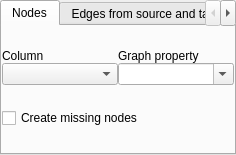
First picture: the form in library/tulip-qt/designer/CSVGraphMappingConfigurationWidget.ui, repository vadivelselvaraj/TulipGLImprovement, before the edit.
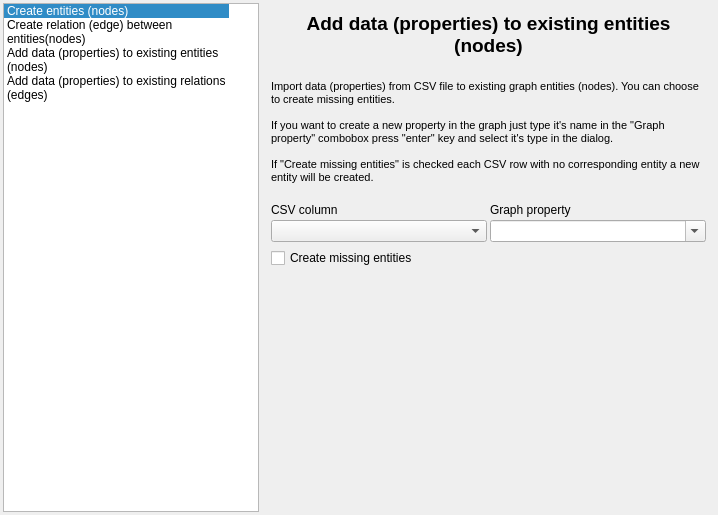
Second picture: the form after the edit. The open tabs and pages were chosen to show the change. Custom widgets are drawn as their Qt base class.

Commit message: Improve CSV widget. Replace the old Dialog by a wizard.

What changed in the file:
```diff
--- a/library/tulip-qt/designer/CSVGraphMappingConfigurationWidget.ui
+++ b/library/tulip-qt/designer/CSVGraphMappingConfigurationWidget.ui
@@ -6,8 +6,8 @@
    <rect>
     <x>0</x>
     <y>0</y>
-    <width>236</width>
-    <height>155</height>
+    <width>718</width>
+    <height>515</height>
    </rect>
   </property>
   <property name="windowTitle">
@@ -15,105 +15,110 @@
   </property>
   <layout class="QVBoxLayout" name="verticalLayout">
    <property name="spacing">
-    <number>0</number>
+    <number>3</number>
    </property>
    <property name="margin">
+    <number>3</number>
+   </property>
+   <item>
+    <layout class="QHBoxLayout" name="horizontalLayout">
+     <item>
+      <widget class="QListWidget" name="mappingListWidget">
+       <property name="sizePolicy">
+        <sizepolicy hsizetype="Fixed" vsizetype="Expanding">
+         <horstretch>0</horstretch>
+         <verstretch>0</verstretch>
+        </sizepolicy>
+       </property>
+       <property name="editTriggers">
+        <set>QAbstractItemView::NoEditTriggers</set>
+       </property>
+       <property name="selectionBehavior">
+        <enum>QAbstractItemView::SelectRows</enum>
+       </property>
+       <property name="isWrapping" stdset="0">
+        <bool>true</bool>
+       </property>
+       <property name="wordWrap">
+        <bool>true</bool>
+       </property>
+       <property name="currentRow">
     <number>0</number>
    </property>
    <item>
-    <widget class="QTabWidget" name="mappingTypeTabWidget">
+        <property name="text">
+         <string>Create entities (nodes)</string>
+        </property>
+        <property name="statusTip">
+         <string extracomment="Create a new entity (node) for each row in the CSV file."/>
+        </property>
+        <property name="flags">
+         <set>ItemIsSelectable|ItemIsEnabled</set>
+        </property>
+       </item>
+       <item>
+        <property name="text">
+         <string>Create relation (edge) between entities(nodes)</string>
+        </property>
+        <property name="toolTip">
+         <string extracomment="Add data (properties) on relation (edge) between two entities (nodes). You can create missing relations and entities."/>
+        </property>
+       </item>
+       <item>
+        <property name="text">
+         <string>Add data (properties) to existing entities (nodes)</string>
+        </property>
+        <property name="toolTip">
+         <string extracomment="Import data (properties) from CSV file to existing graph entities (nodes). You can choose to create missing entities."/>
+        </property>
+       </item>
+       <item>
+        <property name="text">
+         <string>Add data (properties) to existing relations (edges)</string>
+        </property>
+        <property name="toolTip">
+         <string extracomment="Import data (properties) from CSV file to existing graph relation (edges)."/>
+        </property>
+       </item>
+      </widget>
+     </item>
+     <item>
+      <widget class="QStackedWidget" name="mappingConfigurationStackedWidget">
      <property name="currentIndex">
       <number>0</number>
      </property>
-     <widget class="QWidget" name="nodesTab">
-      <property name="sizePolicy">
-       <sizepolicy hsizetype="Preferred" vsizetype="Fixed">
-        <horstretch>0</horstretch>
-        <verstretch>0</verstretch>
-       </sizepolicy>
-      </property>
-      <attribute name="title">
-       <string>Nodes</string>
-      </attribute>
-      <layout class="QVBoxLayout" name="verticalLayout_5">
-       <property name="spacing">
-        <number>0</number>
-       </property>
-       <property name="margin">
-        <number>0</number>
-       </property>
+       <widget class="QWidget" name="importNewNodesPage">
+        <layout class="QVBoxLayout" name="verticalLayout_8">
        <item>
-        <layout class="QGridLayout" name="gridLayout_2">
-         <property name="spacing">
-          <number>0</number>
-         </property>
-         <item row="0" column="0">
           <widget class="QLabel" name="label">
-           <property name="sizePolicy">
-            <sizepolicy hsizetype="Preferred" vsizetype="Fixed">
-             <horstretch>0</horstretch>
-             <verstretch>0</verstretch>
-            </sizepolicy>
-           </property>
            <property name="text">
-            <string>Column</string>
+            <string>&lt;!DOCTYPE HTML PUBLIC &quot;-//W3C//DTD HTML 4.0//EN&quot; &quot;http://www.w3.org/TR/REC-html40/strict.dtd&quot;&gt;
+&lt;html&gt;&lt;head&gt;&lt;meta name=&quot;qrichtext&quot; content=&quot;1&quot; /&gt;&lt;style type=&quot;text/css&quot;&gt;
+p, li { white-space: pre-wrap; }
+&lt;/style&gt;&lt;/head&gt;&lt;body style=&quot; font-family:'MS Shell Dlg 2'; font-size:8.25pt; font-weight:400; font-style:normal;&quot;&gt;
+&lt;p align=&quot;center&quot; style=&quot; margin-top:0px; margin-bottom:0px; margin-left:0px; margin-right:0px; -qt-block-indent:0; text-indent:0px;&quot;&gt;&lt;span style=&quot; font-size:14pt; font-weight:600;&quot;&gt;Create entities (nodes)&lt;/span&gt;&lt;/p&gt;
+&lt;p style=&quot;-qt-paragraph-type:empty; margin-top:0px; margin-bottom:0px; margin-left:0px; margin-right:0px; -qt-block-indent:0; text-indent:0px; font-size:14pt; font-weight:600;&quot;&gt;&lt;/p&gt;
+&lt;p style=&quot; margin-top:0px; margin-bottom:0px; margin-left:0px; margin-right:0px; -qt-block-indent:0; text-indent:0px;&quot;&gt;&lt;span style=&quot; font-size:8pt;&quot;&gt;Create a new entity (node) for each row in the CSV file.&lt;/span&gt;&lt;/p&gt;&lt;/body&gt;&lt;/html&gt;</string>
            </property>
           </widget>
          </item>
-         <item row="0" column="1">
-          <widget class="QLabel" name="label_2">
-           <property name="sizePolicy">
-            <sizepolicy hsizetype="Preferred" vsizetype="Fixed">
-             <horstretch>0</horstretch>
-             <verstretch>0</verstretch>
-            </sizepolicy>
+         <item>
+          <spacer name="verticalSpacer_2">
+           <property name="orientation">
+            <enum>Qt::Vertical</enum>
            </property>
-           <property name="text">
-            <string>Graph property</string>
+           <property name="sizeHint" stdset="0">
+            <size>
+             <width>20</width>
+             <height>40</height>
+            </size>
            </property>
-          </widget>
+          </spacer>
          </item>
-         <item row="1" column="0">
-          <widget class="tlp::CSVColumnComboBox" name="nodeMappingColumncomboBox"/>
-         </item>
-         <item row="1" column="1">
-          <widget class="tlp::GraphPropertiesSelectionComboBox" name="nodeMappingPropertycomboBox">
-           <property name="editable">
-            <bool>true</bool>
-           </property>
-          </widget>
-         </item>
         </layout>
-       </item>
-       <item>
-        <widget class="QCheckBox" name="createMissingNodesCheckBox">
-         <property name="text">
-          <string>Create missing nodes</string>
-         </property>
-        </widget>
-       </item>
-      </layout>
-     </widget>
-     <widget class="QWidget" name="edgesSrcAndTgtTab">
-      <attribute name="title">
-       <string>Edges from source and target</string>
-      </attribute>
-      <layout class="QVBoxLayout" name="verticalLayout_6">
-       <property name="spacing">
-        <number>0</number>
-       </property>
-       <property name="leftMargin">
-        <number>0</number>
-       </property>
-       <property name="topMargin">
-        <number>10</number>
-       </property>
-       <property name="rightMargin">
-        <number>0</number>
-       </property>
-       <property name="bottomMargin">
-        <number>10</number>
-       </property>
+       </widget>
+       <widget class="QWidget" name="importEdgesFromNodesPage">
+        <layout class="QVBoxLayout" name="verticalLayout_4">
        <item>
         <layout class="QGridLayout" name="gridLayout">
          <property name="topMargin">
@@ -167,21 +172,138 @@
          </property>
         </widget>
        </item>
-      </layout>
-     </widget>
-     <widget class="QWidget" name="edgesIdTab">
-      <attribute name="title">
-       <string>Edges from id</string>
-      </attribute>
-      <layout class="QVBoxLayout" name="verticalLayout_2">
+         <item>
+          <spacer name="verticalSpacer_3">
+           <property name="orientation">
+            <enum>Qt::Vertical</enum>
+           </property>
+           <property name="sizeHint" stdset="0">
+            <size>
+             <width>20</width>
+             <height>40</height>
+            </size>
+           </property>
+          </spacer>
+         </item>
+        </layout>
+       </widget>
+       <widget class="QWidget" name="importNodesPage">
+        <layout class="QVBoxLayout" name="verticalLayout_3">
+         <item>
+          <widget class="QLabel" name="label_2">
+           <property name="text">
+            <string>&lt;!DOCTYPE HTML PUBLIC &quot;-//W3C//DTD HTML 4.0//EN&quot; &quot;http://www.w3.org/TR/REC-html40/strict.dtd&quot;&gt;
+&lt;html&gt;&lt;head&gt;&lt;meta name=&quot;qrichtext&quot; content=&quot;1&quot; /&gt;&lt;style type=&quot;text/css&quot;&gt;
+p, li { white-space: pre-wrap; }
+&lt;/style&gt;&lt;/head&gt;&lt;body style=&quot; font-family:'MS Shell Dlg 2'; font-size:8.25pt; font-weight:400; font-style:normal;&quot;&gt;
+&lt;p align=&quot;center&quot; style=&quot; margin-top:0px; margin-bottom:0px; margin-left:0px; margin-right:0px; -qt-block-indent:0; text-indent:0px;&quot;&gt;&lt;span style=&quot; font-size:14pt; font-weight:600;&quot;&gt;Add data (properties) to existing entities (nodes)&lt;/span&gt;&lt;/p&gt;
+&lt;p style=&quot;-qt-paragraph-type:empty; margin-top:0px; margin-bottom:0px; margin-left:0px; margin-right:0px; -qt-block-indent:0; text-indent:0px; font-size:14pt; font-weight:600;&quot;&gt;&lt;/p&gt;
+&lt;p style=&quot; margin-top:0px; margin-bottom:0px; margin-left:0px; margin-right:0px; -qt-block-indent:0; text-indent:0px;&quot;&gt;&lt;span style=&quot; font-size:8pt;&quot;&gt;Import data (properties) from CSV file to existing graph entities (nodes). You can choose to create missing entities.&lt;/span&gt;&lt;/p&gt;
+&lt;p style=&quot;-qt-paragraph-type:empty; margin-top:0px; margin-bottom:0px; margin-left:0px; margin-right:0px; -qt-block-indent:0; text-indent:0px; font-size:8pt;&quot;&gt;&lt;/p&gt;
+&lt;p style=&quot; margin-top:0px; margin-bottom:0px; margin-left:0px; margin-right:0px; -qt-block-indent:0; text-indent:0px;&quot;&gt;&lt;span style=&quot; font-size:8pt;&quot;&gt;If you want to create a new property in the graph just type it's name in the &amp;quot;Graph property&amp;quot; combobox press &amp;quot;enter&amp;quot; key and select it's type in the dialog.&lt;/span&gt;&lt;/p&gt;
+&lt;p style=&quot;-qt-paragraph-type:empty; margin-top:0px; margin-bottom:0px; margin-left:0px; margin-right:0px; -qt-block-indent:0; text-indent:0px; font-size:8pt;&quot;&gt;&lt;/p&gt;
+&lt;p style=&quot; margin-top:0px; margin-bottom:0px; margin-left:0px; margin-right:0px; -qt-block-indent:0; text-indent:0px;&quot;&gt;&lt;span style=&quot; font-size:8pt;&quot;&gt;If &amp;quot;Create missing entities&amp;quot; is checked each CSV row with no corresponding entity a new entity will be created.&lt;/span&gt;&lt;/p&gt;
+&lt;p style=&quot;-qt-paragraph-type:empty; margin-top:0px; margin-bottom:0px; margin-left:0px; margin-right:0px; -qt-block-indent:0; text-indent:0px; font-size:8pt;&quot;&gt;&lt;/p&gt;&lt;/body&gt;&lt;/html&gt;</string>
+           </property>
+           <property name="textFormat">
+            <enum>Qt::RichText</enum>
+           </property>
+           <property name="wordWrap">
+            <bool>true</bool>
+           </property>
+          </widget>
+         </item>
+         <item>
+          <layout class="QGridLayout" name="gridLayout_4">
        <property name="spacing">
-        <number>0</number>
-       </property>
-       <property name="margin">
-        <number>0</number>
-       </property>
+            <number>3</number>
+           </property>
+           <item row="0" column="0">
+            <widget class="QLabel" name="label_7">
+             <property name="sizePolicy">
+              <sizepolicy hsizetype="Preferred" vsizetype="Fixed">
+               <horstretch>0</horstretch>
+               <verstretch>0</verstretch>
+              </sizepolicy>
+             </property>
+             <property name="text">
+              <string>CSV column</string>
+             </property>
+            </widget>
+           </item>
+           <item row="0" column="1">
+            <widget class="QLabel" name="label_8">
+             <property name="sizePolicy">
+              <sizepolicy hsizetype="Preferred" vsizetype="Fixed">
+               <horstretch>0</horstretch>
+               <verstretch>0</verstretch>
+              </sizepolicy>
+             </property>
+             <property name="text">
+              <string>Graph property</string>
+             </property>
+            </widget>
+           </item>
+           <item row="1" column="0">
+            <widget class="tlp::CSVColumnComboBox" name="nodeMappingColumncomboBox"/>
+           </item>
+           <item row="1" column="1">
+            <widget class="tlp::GraphPropertiesSelectionComboBox" name="nodeMappingPropertycomboBox">
+             <property name="editable">
+              <bool>true</bool>
+             </property>
+            </widget>
+           </item>
+          </layout>
+         </item>
        <item>
-        <layout class="QGridLayout" name="gridLayout_3">
+          <widget class="QCheckBox" name="createMissingNodesCheckBox">
+           <property name="text">
+            <string>Create missing entities</string>
+           </property>
+          </widget>
+         </item>
+         <item>
+          <spacer name="verticalSpacer">
+           <property name="orientation">
+            <enum>Qt::Vertical</enum>
+           </property>
+           <property name="sizeHint" stdset="0">
+            <size>
+             <width>20</width>
+             <height>40</height>
+            </size>
+           </property>
+          </spacer>
+         </item>
+        </layout>
+       </widget>
+       <widget class="QWidget" name="importEdgesPages">
+        <layout class="QVBoxLayout" name="verticalLayout_7">
+         <item>
+          <widget class="QLabel" name="label_4">
+           <property name="text">
+            <string>&lt;!DOCTYPE HTML PUBLIC &quot;-//W3C//DTD HTML 4.0//EN&quot; &quot;http://www.w3.org/TR/REC-html40/strict.dtd&quot;&gt;
+&lt;html&gt;&lt;head&gt;&lt;meta name=&quot;qrichtext&quot; content=&quot;1&quot; /&gt;&lt;style type=&quot;text/css&quot;&gt;
+p, li { white-space: pre-wrap; }
+&lt;/style&gt;&lt;/head&gt;&lt;body style=&quot; font-family:'MS Shell Dlg 2'; font-size:8.25pt; font-weight:400; font-style:normal;&quot;&gt;
+&lt;p align=&quot;center&quot; style=&quot; margin-top:0px; margin-bottom:0px; margin-left:0px; margin-right:0px; -qt-block-indent:0; text-indent:0px;&quot;&gt;&lt;span style=&quot; font-size:14pt; font-weight:600;&quot;&gt;Add data (properties) to existing relations (edges)&lt;/span&gt;&lt;/p&gt;
+&lt;p align=&quot;center&quot; style=&quot;-qt-paragraph-type:empty; margin-top:0px; margin-bottom:0px; margin-left:0px; margin-right:0px; -qt-block-indent:0; text-indent:0px; font-size:14pt; font-weight:600;&quot;&gt;&lt;/p&gt;
+&lt;p style=&quot; margin-top:0px; margin-bottom:0px; margin-left:0px; margin-right:0px; -qt-block-indent:0; text-indent:0px;&quot;&gt;&lt;span style=&quot; font-size:8pt;&quot;&gt;Import data (properties) from CSV file to existing graph relation (edges).&lt;/span&gt;&lt;/p&gt;
+&lt;p style=&quot;-qt-paragraph-type:empty; margin-top:0px; margin-bottom:0px; margin-left:0px; margin-right:0px; -qt-block-indent:0; text-indent:0px; font-size:8pt;&quot;&gt;&lt;/p&gt;
+&lt;p style=&quot; margin-top:0px; margin-bottom:0px; margin-left:0px; margin-right:0px; -qt-block-indent:0; text-indent:0px;&quot;&gt;&lt;span style=&quot; font-size:8pt;&quot;&gt;Select the CSV column containing the relations id in the &amp;quot;CSV column&amp;quot; field and select the graph property to compare with in the &amp;quot;Graph property&amp;quot; field.&lt;/span&gt;&lt;/p&gt;
+&lt;p style=&quot;-qt-paragraph-type:empty; margin-top:0px; margin-bottom:0px; margin-left:0px; margin-right:0px; -qt-block-indent:0; text-indent:0px; font-size:8pt;&quot;&gt;&lt;/p&gt;&lt;/body&gt;&lt;/html&gt;</string>
+           </property>
+           <property name="wordWrap">
+            <bool>true</bool>
+           </property>
+          </widget>
+         </item>
+         <item>
+          <layout class="QGridLayout" name="gridLayout_6">
+           <property name="spacing">
+            <number>3</number>
+           </property>
          <item row="0" column="0">
           <widget class="QLabel" name="label_5">
            <property name="sizePolicy">
@@ -219,6 +341,8 @@
       </layout>
      </widget>
     </widget>
+     </item>
+    </layout>
    </item>
   </layout>
  </widget>
```
Left out of the diff: 76 changed lines with no effect on the pictures. Lines whose indentation alone changed are shown as unchanged. The commit also changes 19 other files.
